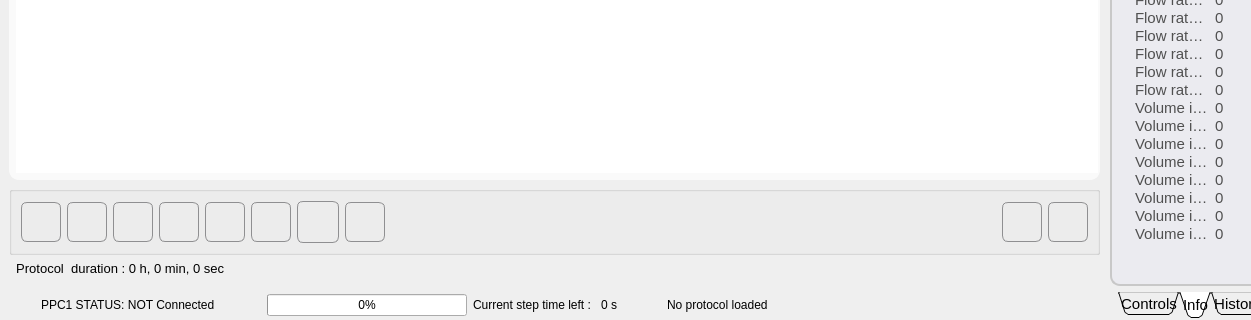
bellonemauro/Labonatip2.0, file apps/Biopen_wizard/Lab-on-a-tip.ui: the form before one commit; both pictures show x 0 to 1251 and y 521 to 841 of the 1388 by 841 pixel window.
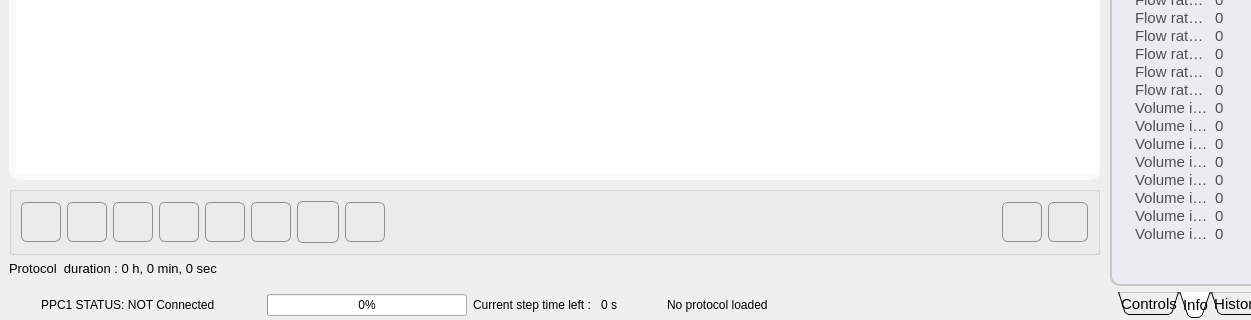
The form after the commit. The open tabs and pages were chosen to show the change. Icons and pictures are not drawn.

The edit to the form file:
```diff
--- a/apps/Biopen_wizard/Lab-on-a-tip.ui
+++ b/apps/Biopen_wizard/Lab-on-a-tip.ui
@@ -3533,7 +3533,7 @@
                    </font>
                   </property>
                   <property name="text">
-                   <string>  Protocol  duration : 0 h, 0 min, 0 sec</string>
+                   <string>Protocol  duration : 0 h, 0 min, 0 sec</string>
                   </property>
                  </widget>
                 </item>
```
Left out of the diff: 47 changed lines with no effect on the pictures.
